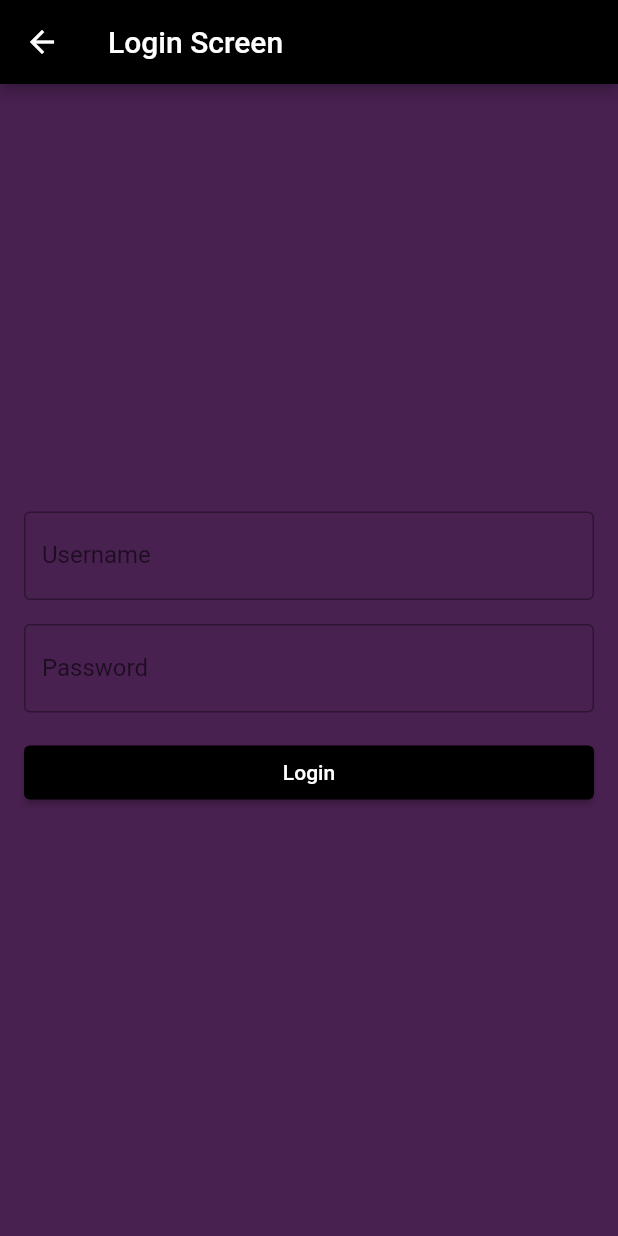
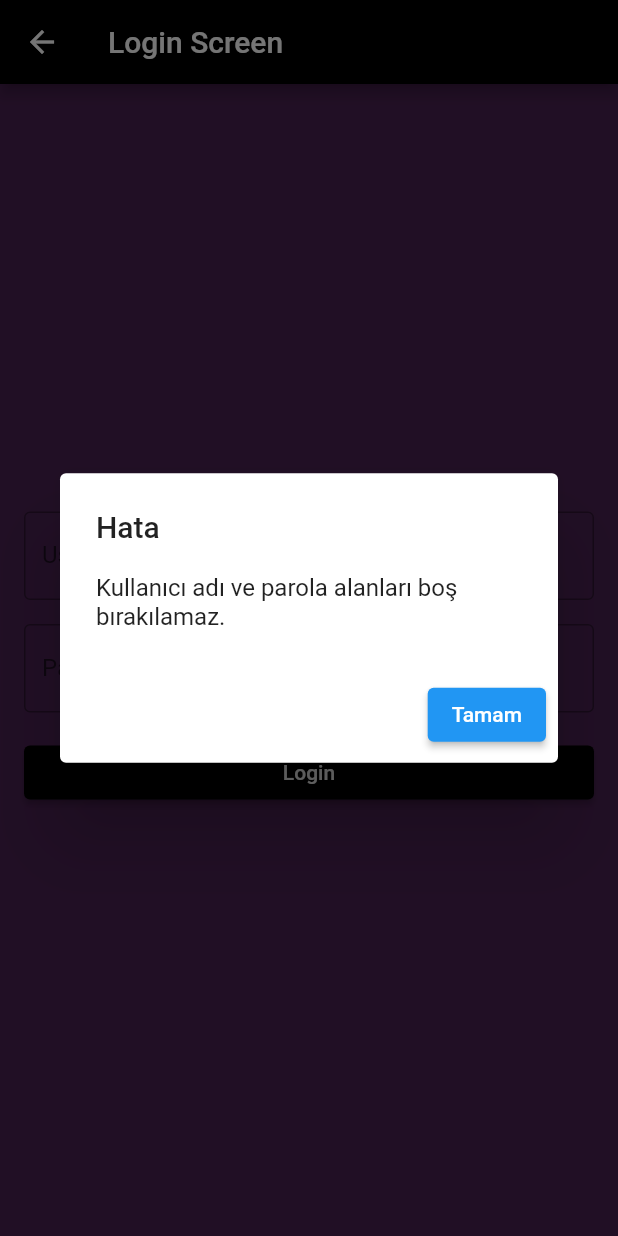
Before and after one commit to KaanKlc16/CARDGAME, a Flutter app: the LoginScreen screen opened directly, after a tap on "Login", on a phone screen of 412 x 824 dp. Run offline on Flutter 3.47's test engine with Material 2 defaults, Android fonts, the light colour scheme and no system bars.

Commit message:
kullanıcı adı veya şifre boş bırakılamaz

```diff
--- a/lib/login_screen.dart
+++ b/lib/login_screen.dart
@@ -14,9 +14,30 @@ class _LoginScreenState extends State<LoginScreen> {
   void _onLoginButtonPressed() {
     String username = _usernameController.text;
     String password = _passwordController.text;
-    // Add your login logic here (e.g., authenticate the user).
-    print('Username: $username');
-    print('Password: $password');
+
+    if (username.isEmpty || password.isEmpty) {
+      showDialog(
+        context: context,
+        builder: (BuildContext context) {
+          return AlertDialog(
+            title: Text('Hata'),
+            content: Text('Kullanıcı adı ve parola alanları boş bırakılamaz.'),
+            actions: [
+              ElevatedButton(
+                onPressed: () {
+                  Navigator.of(context).pop();
+                },
+                child: Text('Tamam'),
+              ),
+            ],
+          );
+        },
+      );
+    } else {
+      print('Username: $username');
+      print('Password: $password');
+      // Diğer işlemler veya giriş kontrolü burada yapılabilir.
+    }
   }
 
   @override
```
